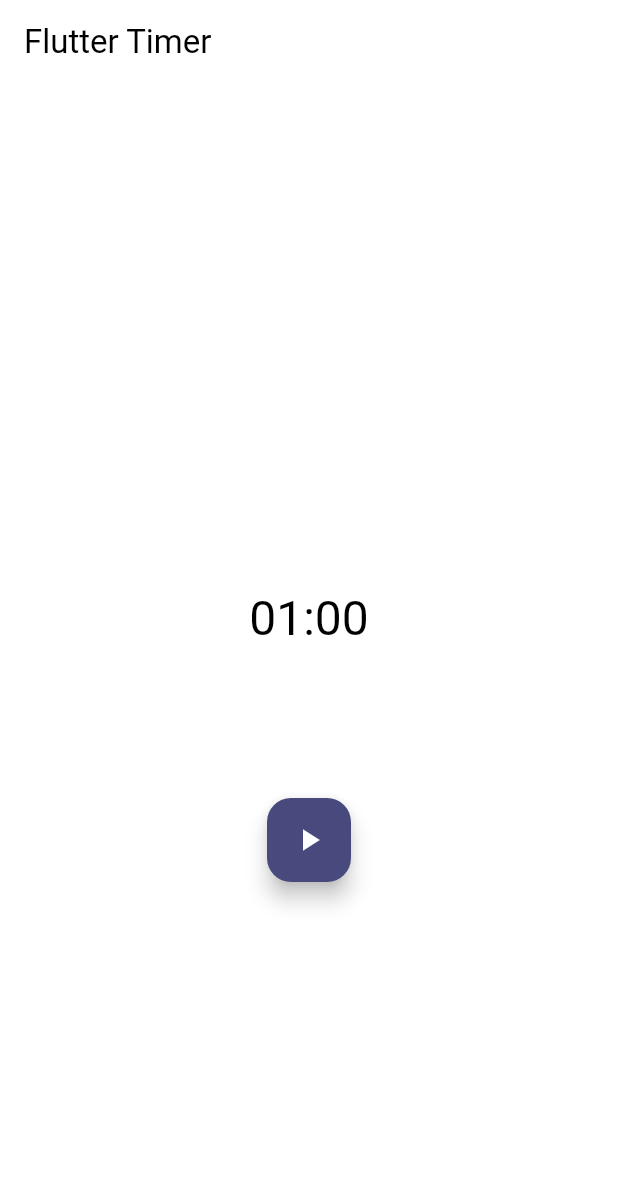
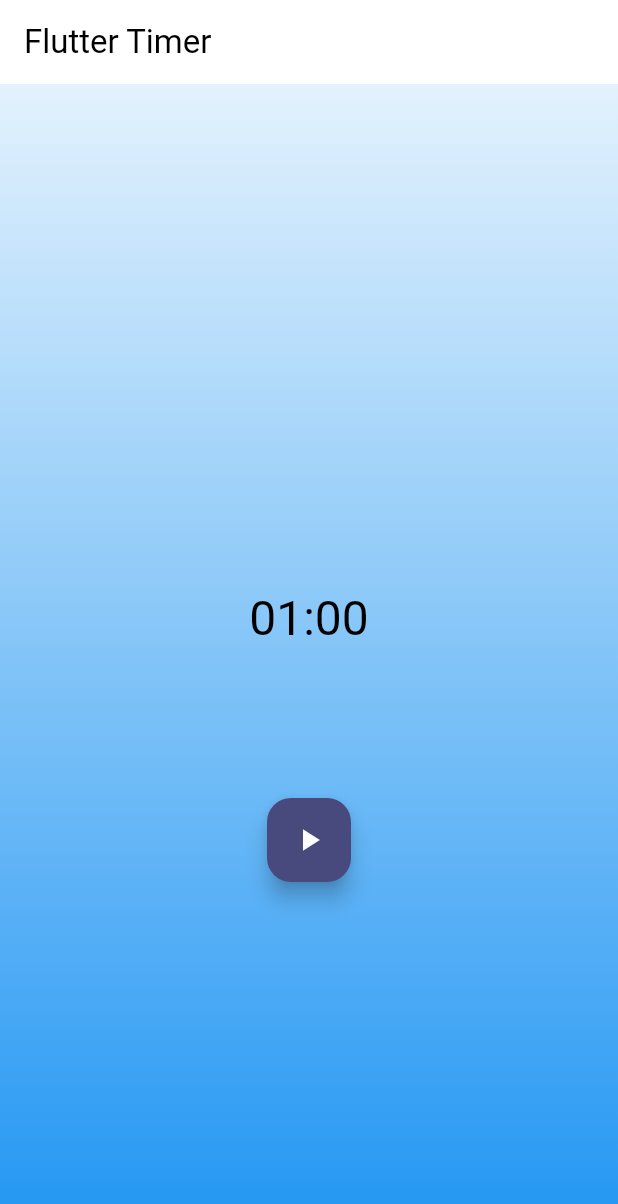
Before and after one commit to MHK-26/flutter_timer_BLoC, a Flutter app: the screen it shows after launch, on a phone screen of 412 x 824 dp. Shown: the top 1204 px of the screen. Run offline on Flutter 3.47's test engine with Material 3 defaults, Android fonts, the phone set to English and light mode, and no system bars; our stand-ins replace bloc, equatable, flutter_bloc.

```diff
--- a/lib/timer/view/timer_page.dart
+++ b/lib/timer/view/timer_page.dart
@@ -22,7 +22,7 @@ class TimerView extends StatelessWidget {
       appBar: AppBar(title: const Text('Flutter Timer')),
       body: Stack(
         children: [
-          // const Background(),
+          const Background(),
           Column(
             mainAxisAlignment: MainAxisAlignment.center,
             crossAxisAlignment: CrossAxisAlignment.center,
@@ -113,3 +113,22 @@ class Actions extends StatelessWidget {
     );
   }
 }
+
+class Background extends StatelessWidget {
+  const Background({Key? key}) : super(key: key);
+  @override
+  Widget build(BuildContext context) {
+    return Container(
+      decoration: BoxDecoration(
+        gradient: LinearGradient(
+          begin: Alignment.topCenter,
+          end: Alignment.bottomCenter,
+          colors: [
+            Colors.blue.shade50,
+            Colors.blue.shade500,
+          ],
+        ),
+      ),
+    );
+  }
+}
```
